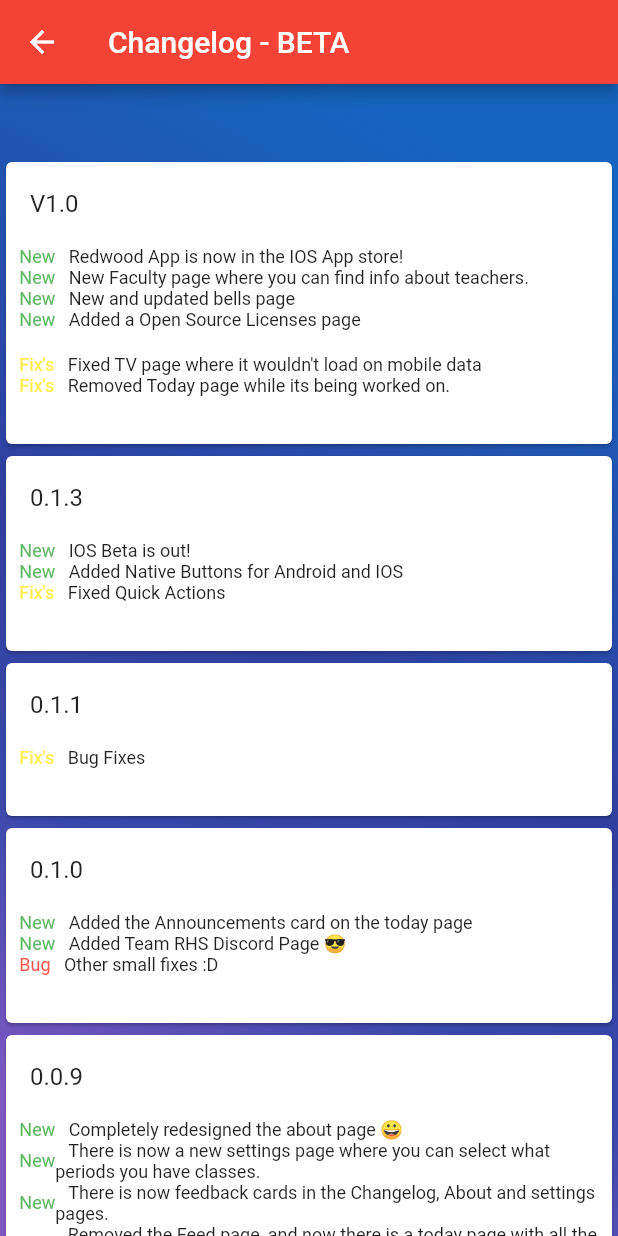
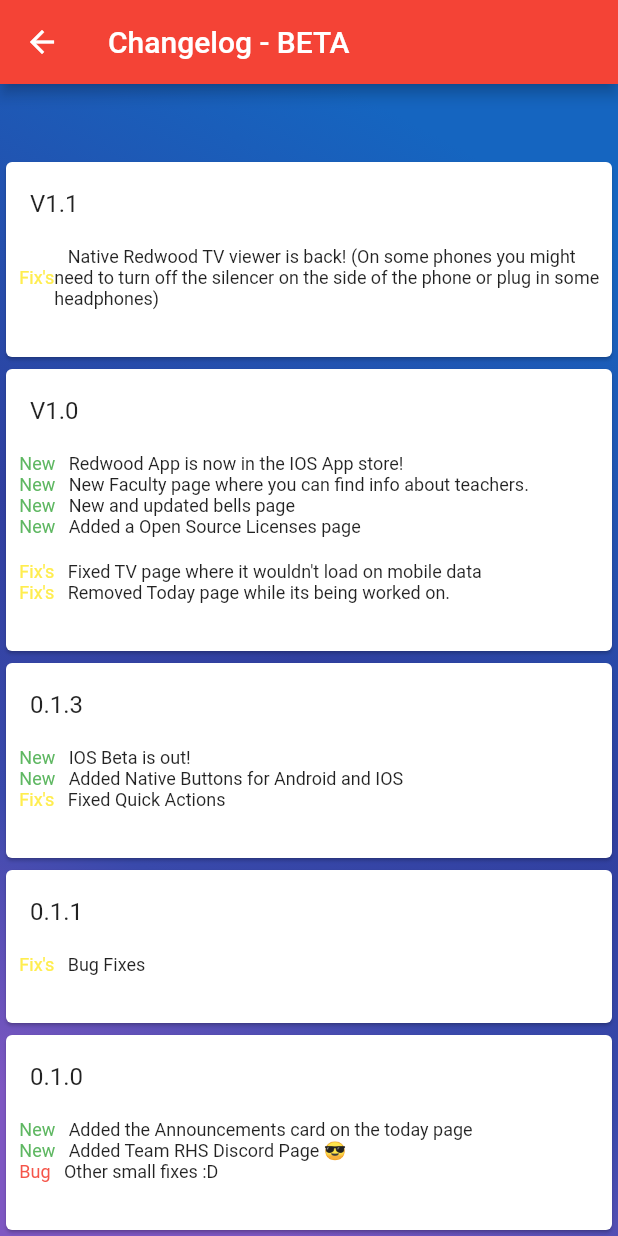
Before and after one commit to partnercloudsupport/Redwood, a Flutter app: the changelog screen opened by its route, on a phone screen of 412 x 824 dp. Run offline on Flutter 3.47's test engine with Material 2 defaults, Android fonts, the phone set to English and light mode, and no system bars; our stand-ins replace cloud_firestore, connectivity, firebase_auth, firebase_database, firebase_messaging, firebase_remote_config and 6 more; missing offline and left inert: flutter_youtube, quick_actions, scalable_image; accounts and stored records are empty; network calls fail.

Commit message:
flutter_youtube is back

```diff
--- a/lib/screens/changelog.dart
+++ b/lib/screens/changelog.dart
@@ -42,6 +42,35 @@
                 mainAxisAlignment: MainAxisAlignment.center,
                 children: <Widget>[
                   new Text('\n\n'),
+                  new Card(
+                    child: new Column(
+                      mainAxisSize: MainAxisSize.min,
+                      children: <Widget>[
+                        new ListTile(
+                          title:
+                          new Text('V1.1'),
+                        ),
+                        new Row(
+                          mainAxisAlignment: MainAxisAlignment.spaceEvenly,
+                          children: [
+                            new Text(
+                              '   Fix\'s',
+                              style: new TextStyle(
+                                  color: Colors.yellow.withOpacity(0.9),
+                                  fontSize: 12.0),
+                            ),
+                            const Expanded(
+                                child: const Text(
+                                  '   Native Redwood TV viewer is back! (On some phones you might need to turn off the silencer on the side of the phone or plug in some headphones)',
+                                  style: const TextStyle(fontSize: 12.0),
+                                )),
+                          ],
+                        ),
+
+                        new Text('\n'),
+                      ],
+                    ),
+                  ),
                   new Card(
                     child: new Column(
                       mainAxisSize: MainAxisSize.min,
--- a/pubspec.yaml
+++ b/pubspec.yaml
@@ -14,7 +14,7 @@
   flutter_launcher_icons: "^0.5.2"
   scalable_image: "^1.1.1"
   quick_actions: "^0.2.1"
-  #flutter_youtube: "^1.0.1"
+  flutter_youtube: "^1.0.1"
   firebase_core:
   shared_preferences: "^0.4.2"
   font_awesome_flutter: "^7.1.0"
```
Also changed, not shown: lib/main.dart (+16 -10 lines), 1 other file.
